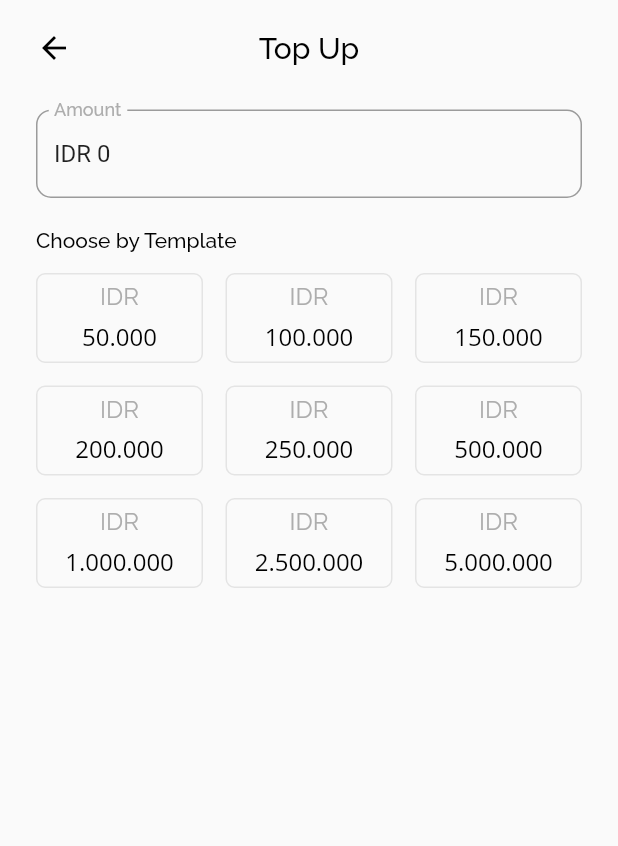
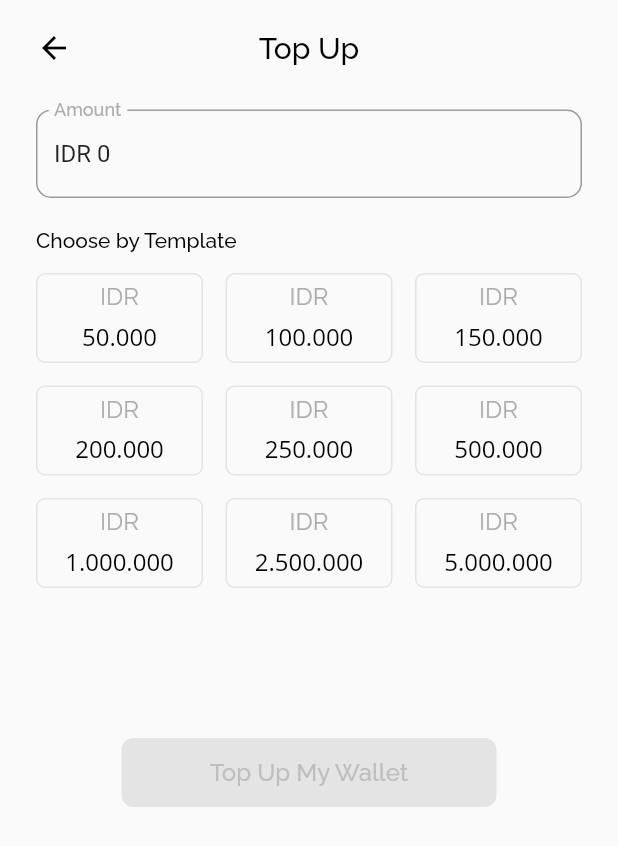
Before and after one commit to bukhari-inst/flutix_app, a Flutter app: the TopUpPage screen opened directly with empty values, on a phone screen of 412 x 824 dp. Shown: the top 846 px of the screen. Run offline on Flutter 3.47's test engine with Material 2 defaults, Android fonts, the phone set to English and light mode, and no system bars; our stand-ins replace bloc, cloud_firestore, equatable, firebase_auth, firebase_storage, flushbar and 7 more; accounts and stored records are empty; network calls fail.

Commit message:
Top up page finish

```diff
--- a/lib/ui/pages/topup_page.dart
+++ b/lib/ui/pages/topup_page.dart
@@ -112,6 +112,48 @@ class _TopUpPageState extends State<TopUpPage> {
                         makeMoneyCard(amount: 2500000, width: cardWidth),
                         makeMoneyCard(amount: 5000000, width: cardWidth),
                       ],
+                    ),
+                    SizedBox(
+                      height: 100,
+                    ),
+                    SizedBox(
+                      width: 250,
+                      height: 46,
+                      child: BlocBuilder<UserBloc, UserState>(
+                        // ignore: deprecated_member_use
+                        builder: (_, userState) => RaisedButton(
+                            elevation: 0,
+                            shape: RoundedRectangleBorder(
+                                borderRadius: BorderRadius.circular(8)),
+                            child: Text(
+                              "Top Up My Wallet",
+                              style: whiteTextFont.copyWith(
+                                  fontSize: 16,
+                                  color: (selectedAmount > 0)
+                                      ? Colors.white
+                                      : Color(0xFFBEBEBE)),
+                            ),
+                            disabledColor: Color(0xFFE4E4E4),
+                            color: Color(0xFF3E9D9D),
+                            onPressed: (selectedAmount > 0)
+                                ? () {
+                                    context.bloc<PageBloc>().add(GoToSuccessPage(
+                                        null,
+                                        MovieidTransaction(
+                                            userID: (userState as UserLoaded)
+                                                .user
+                                                .id,
+                                            title: "Top Up Wallet",
+                                            amount: selectedAmount,
+                                            subtitle:
+                                                "${DateTime.now().dayName} ${DateTime.now().day} ${DateTime.now().montName} ${DateTime.now().year}",
+                                            time: DateTime.now())));
+                                  }
+                                : null),
+                      ),
+                    ),
+                    SizedBox(
+                      height: 100,
                     )
                   ]),
                 )
```
Also changed, not shown: lib/extensions/date_time_extension.dart (+48 -0 lines), lib/ui/pages/success_page.dart (+6 -2 lines).
